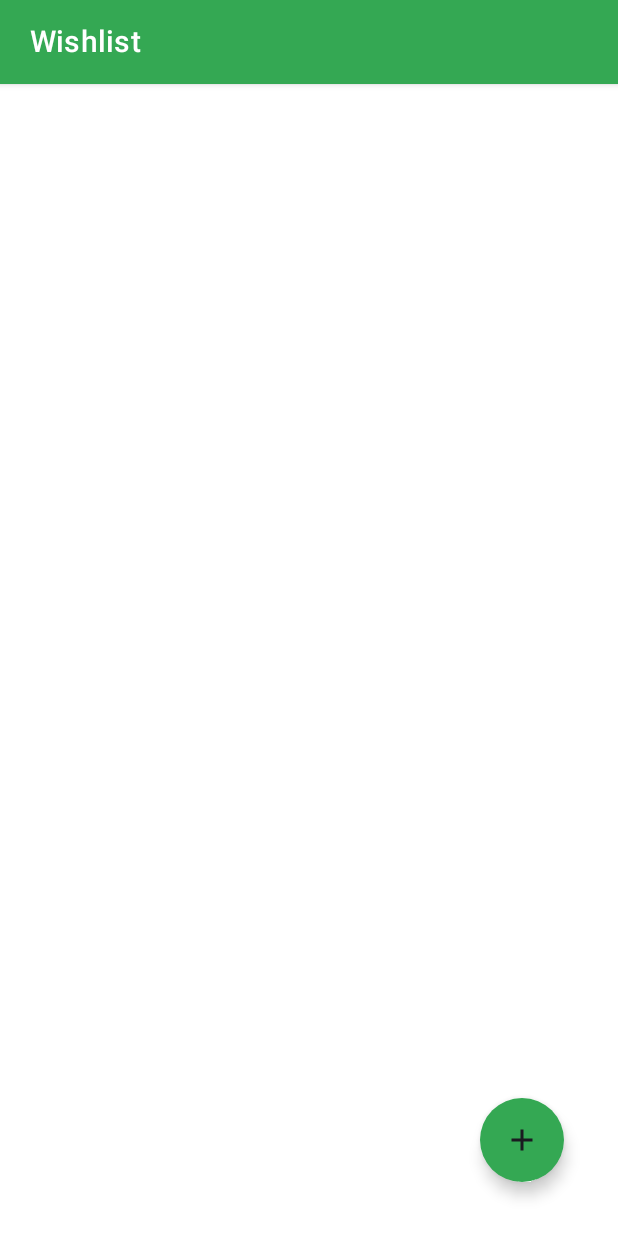
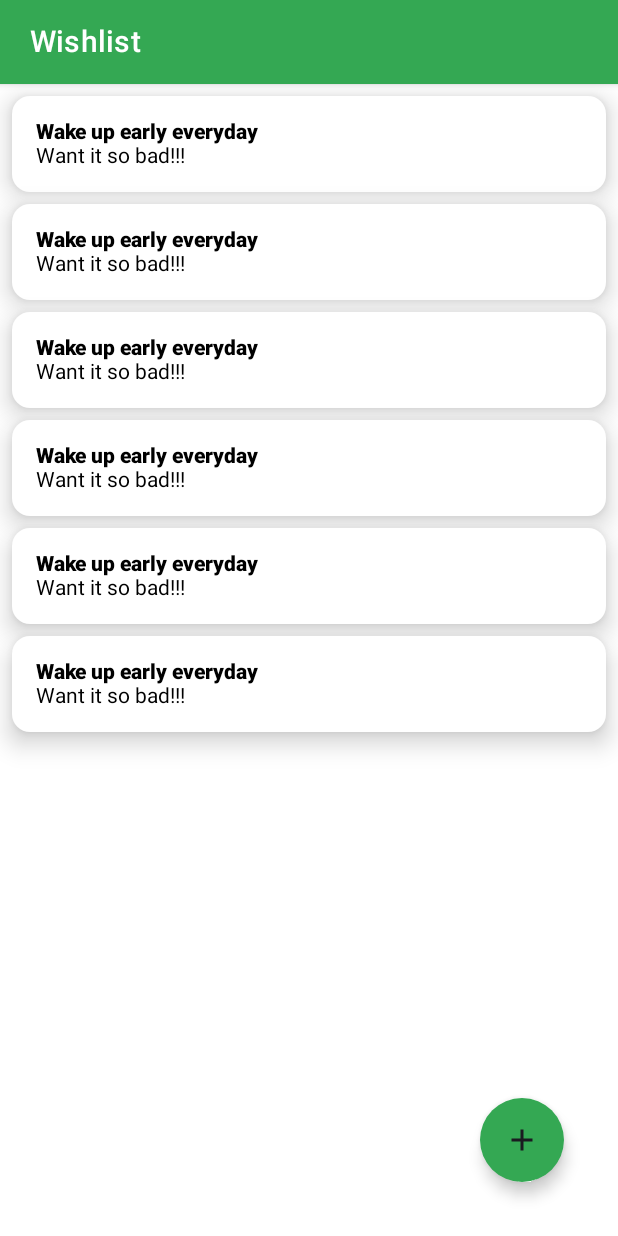
Before and after one commit to nandaiqbalh/wishlist-app-compose, an Android app built with Jetpack Compose: the screen it shows after launch (MainActivity), on a phone screen of 412 x 824 dp. Run offline under Robolectric (Android 15) with nearby library versions, the phone set to English and light mode, and no system bars.

Commit message:
Set up dummy data

```diff
--- /dev/null
+++ b/app/src/main/java/com/nandaiqbalh/wishlistapp/data/Wish.kt
@@ -0,0 +1,18 @@
+package com.nandaiqbalh.wishlistapp.data
+
+data class Wish(
+	val id: Long = 0L,
+	val title: String = "",
+	val description: String = "",
+)
+
+object DummyWish {
+	val wishList = listOf(
+		Wish(title = "Wake up early everyday", description = "Want it so bad!!!"),
+		Wish(title = "Wake up early everyday", description = "Want it so bad!!!"),
+		Wish(title = "Wake up early everyday", description = "Want it so bad!!!"),
+		Wish(title = "Wake up early everyday", description = "Want it so bad!!!"),
+		Wish(title = "Wake up early everyday", description = "Want it so bad!!!"),
+		Wish(title = "Wake up early everyday", description = "Want it so bad!!!"),
+		)
+}
--- a/app/src/main/java/com/nandaiqbalh/wishlistapp/ui/HomeView.kt
+++ b/app/src/main/java/com/nandaiqbalh/wishlistapp/ui/HomeView.kt
@@ -1,25 +1,34 @@
 package com.nandaiqbalh.wishlistapp.ui
 
+import androidx.compose.foundation.clickable
+import androidx.compose.foundation.layout.Column
 import androidx.compose.foundation.layout.fillMaxSize
+import androidx.compose.foundation.layout.fillMaxWidth
 import androidx.compose.foundation.layout.padding
 import androidx.compose.foundation.lazy.LazyColumn
+import androidx.compose.foundation.lazy.items
 import androidx.compose.material.FloatingActionButton
 import androidx.compose.material.Scaffold
+import androidx.compose.material.Text
 import androidx.compose.material.icons.Icons
 import androidx.compose.material.icons.filled.Add
+import androidx.compose.material3.Card
+import androidx.compose.material3.CardDefaults
 import androidx.compose.material3.Icon
 import androidx.compose.runtime.Composable
 import androidx.compose.ui.Modifier
 import androidx.compose.ui.graphics.Color
 import androidx.compose.ui.res.colorResource
+import androidx.compose.ui.text.font.FontWeight
 import androidx.compose.ui.unit.dp
 import com.nandaiqbalh.wishlistapp.AppBarView
 import com.nandaiqbalh.wishlistapp.R
+import com.nandaiqbalh.wishlistapp.data.DummyWish
+import com.nandaiqbalh.wishlistapp.data.Wish
 
 @Composable
 fun HomeView() {
-	Scaffold(
-		topBar = { AppBarView(title = "Wishlist", onBackNavClicked = {}) },
+	Scaffold(topBar = { AppBarView(title = "Wishlist", onBackNavClicked = {}) },
 		floatingActionButton = {
 			FloatingActionButton(
 				onClick = { /*TODO*/ },
@@ -35,8 +44,30 @@ fun HomeView() {
 				.fillMaxSize()
 				.padding(it)
 		) {
+			items(DummyWish.wishList) { wish ->
+				WishItem(wish = wish) {
+
+				}
+			}
 
 		}
 
 	}
 }
+
+@Composable
+fun WishItem(wish: Wish, onClick: () -> Unit) {
+	Card(
+		modifier = Modifier
+			.fillMaxWidth()
+			.padding(top = 8.dp, start = 8.dp, end = 8.dp)
+			.clickable { onClick() },
+		elevation = CardDefaults.cardElevation(10.dp),
+		colors = CardDefaults.cardColors(Color.White)
+	) {
+		Column(modifier = Modifier.padding(16.dp)) {
+			Text(text = wish.title, fontWeight = FontWeight.ExtraBold)
+			Text(text = wish.description)
+		}
+	}
+}
```
